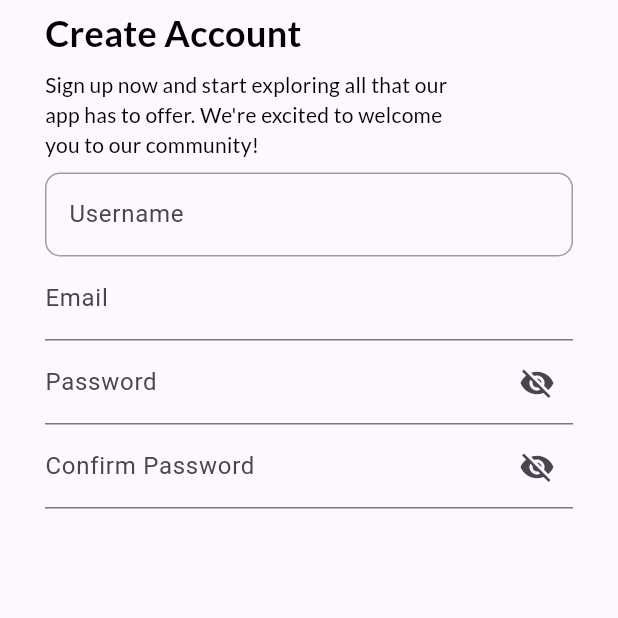
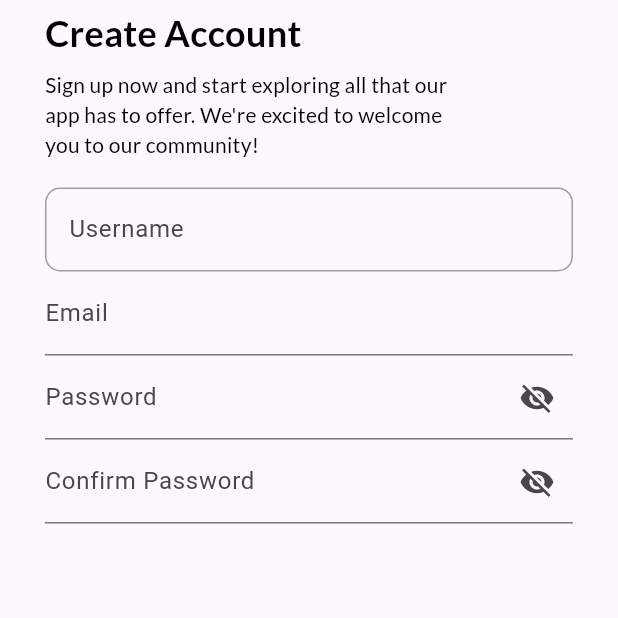
Before and after one commit to Sukhmeetsingh306/NFT_Trading, a Flutter app: the screen it shows after launch, on a phone screen of 412 x 824 dp, the top half of it. Run offline on Flutter 3.47's test engine with Material 3 defaults, Android fonts, the phone set to English and light mode, and no system bars; our stand-ins replace google_fonts.

Commit message:
removed the extra code

```diff
--- a/frontend/lib/screens/signup_screen.dart
+++ b/frontend/lib/screens/signup_screen.dart
@@ -52,26 +52,11 @@ class _SignUpScreenState extends State<SignUpScreen> {
                 key: _formKey,
                 child: Column(
                   children: [
-                    TextFormField(
-                      controller: _nameController,
-                      decoration: InputDecoration(
-                        labelText: 'Username',
-                        enabledBorder: OutlineInputBorder(
-                          borderSide: BorderSide(
-                            color: Colors.grey,
-                            width: 1.0,
-                          ),
-                          borderRadius: BorderRadius.circular(10.0),
-                        ),
-                        focusedBorder: OutlineInputBorder(
-                          borderSide: BorderSide(
-                            width: 1.0,
-                            color: Colors.grey,
-                          ),
-                          borderRadius: BorderRadius.circular(10.0),
-                        ),
-                      ),
-                      validator: (value) {
+                    sizedBoxH10(),
+                    textFormField(
+                      _nameController,
+                      'Username',
+                      (value) {
                         if (value == null || value.isEmpty) {
                           return 'Please enter your name';
                         }
```
